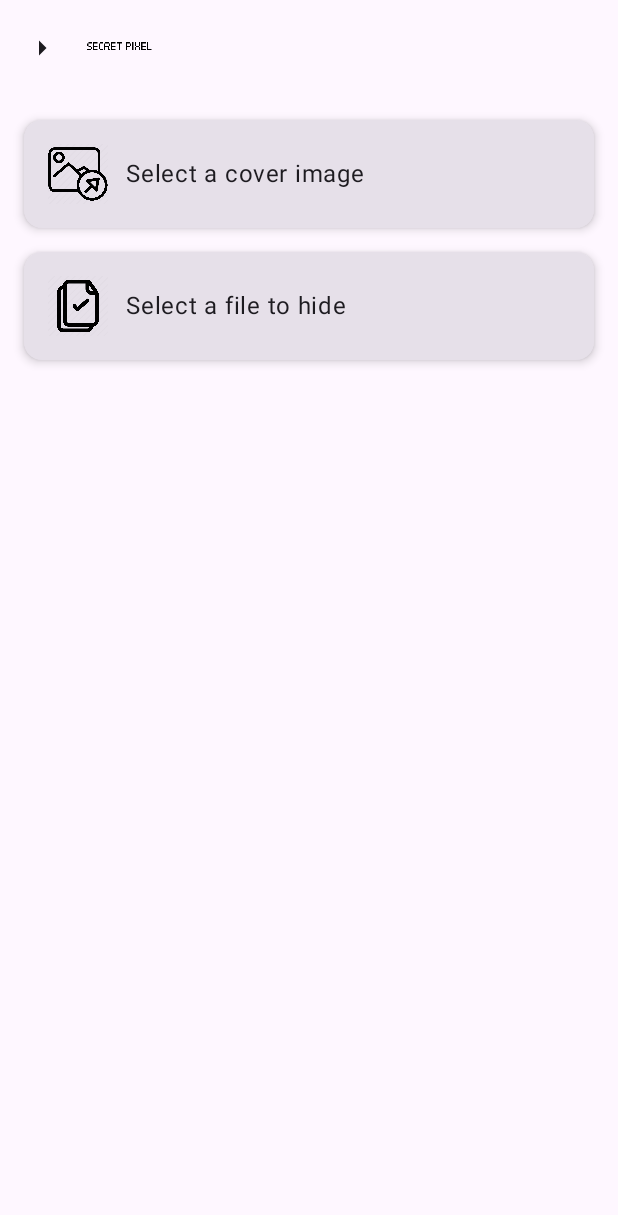
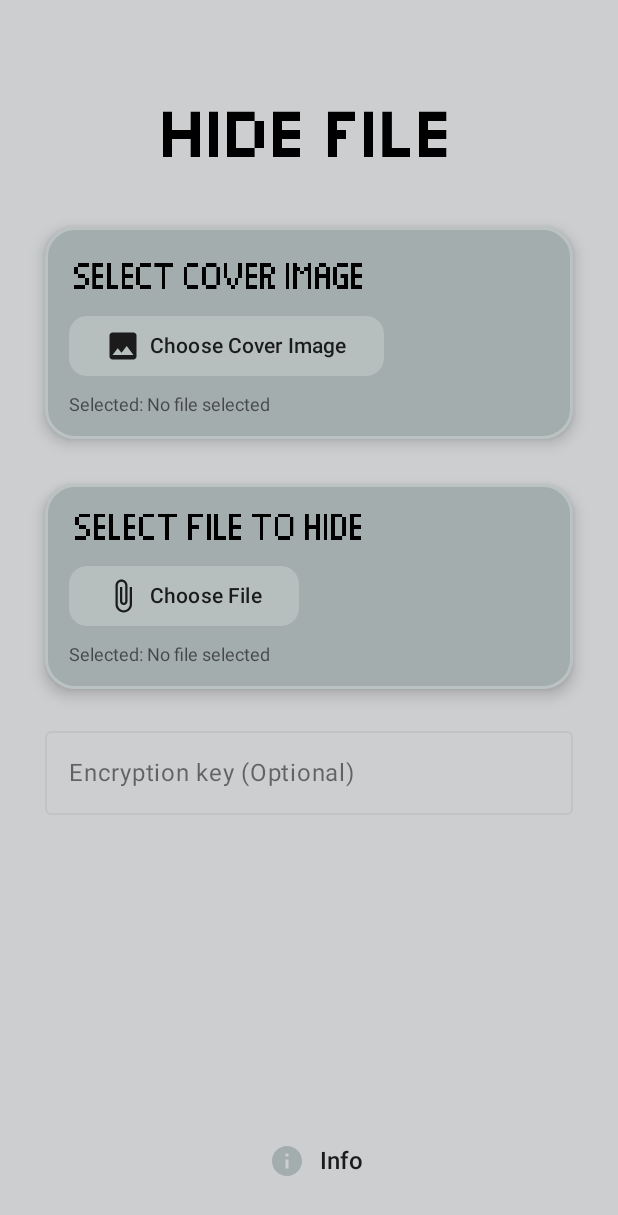
Before and after one commit to christian759/Secret-Pixel, an Android app built with Jetpack Compose: the screen it shows after launch (MainActivity), after a tap on "feature icon", on a phone screen of 412 x 824 dp. Shown: the top 1215 px of the screen. Run offline under Robolectric (Android 15) with nearby library versions, the phone set to English and light mode, and no system bars.

Commit message:
22nd April: working on hide file page 3

```diff
--- a/app/src/main/java/com/example/secretpixel/navsystem/SecretPixelApp.kt
+++ b/app/src/main/java/com/example/secretpixel/navsystem/SecretPixelApp.kt
@@ -17,7 +17,7 @@ fun SecretPixelApp() {
 
     NavHost(navController = navController, startDestination = "home"){
         composable("home"){ homeScreen(navController) }
-        composable("hide_file") { hideFile() }
+        composable("hide_file") { hideFile(navController) }
         composable("extract_file") { extractFile() }
         composable("hide_text") { hideText() }
         composable("extract_text") { extractText() }
--- a/app/src/main/java/com/example/secretpixel/ui/Theme.kt
+++ b/app/src/main/java/com/example/secretpixel/ui/Theme.kt
@@ -27,8 +27,9 @@ object ThemeManager{
     }
 }
 
-data class ColorTheme(val backgroundColor: Color, val textColor: Color, val cardColor: Color)
+data class ColorTheme(val backgroundColor: Color, val textColor: Color, val cardColor: Color, val cardColor2: Color)
 
-val colorScheme: ColorTheme = ColorTheme(backgroundColor = Color(0xFFC7CACA),
+val colorScheme: ColorTheme = ColorTheme(backgroundColor = Color(0xFFCDCED0),
     textColor = Color(0xFF1B1B1B),
-   cardColor = Color(0xFFA3ADAD))
+   cardColor = Color(0xFFA3ADAD),
+    cardColor2 = Color(0xFFE7E7E7))
--- a/app/src/main/java/com/example/secretpixel/ui/screens/hideFile.kt
+++ b/app/src/main/java/com/example/secretpixel/ui/screens/hideFile.kt
@@ -1,98 +1,161 @@
 package com.example.secretpixel.ui.screens
 
+import android.net.Uri
+import androidx.activity.compose.rememberLauncherForActivityResult
+import androidx.activity.result.contract.ActivityResultContracts
+import androidx.compose.foundation.*
+import androidx.compose.foundation.layout.*
+import androidx.compose.foundation.shape.RoundedCornerShape
 import androidx.compose.material.icons.Icons
-import androidx.compose.foundation.Image
-import androidx.compose.foundation.clickable
-import androidx.compose.foundation.layout.Column
-import androidx.compose.foundation.layout.Row
-import androidx.compose.foundation.layout.Spacer
-import androidx.compose.foundation.layout.fillMaxWidth
-import androidx.compose.foundation.layout.height
-import androidx.compose.foundation.layout.padding
-import androidx.compose.foundation.layout.size
-import androidx.compose.foundation.layout.width
-import androidx.compose.foundation.shape.RoundedCornerShape
-import androidx.compose.material.icons.automirrored.filled.ArrowRight
+import androidx.compose.material.icons.filled.*
 import androidx.compose.material3.*
-import androidx.compose.runtime.Composable
-import androidx.compose.ui.Alignment
-import androidx.compose.ui.Modifier
+import androidx.compose.runtime.*
+import androidx.compose.ui.*
+import androidx.compose.ui.graphics.Color
+import androidx.compose.ui.graphics.vector.ImageVector
+import androidx.compose.ui.platform.LocalContext
 import androidx.compose.ui.res.painterResource
-import androidx.compose.ui.unit.dp
+import androidx.compose.ui.text.font.FontWeight
+import androidx.compose.ui.unit.*
+import androidx.navigation.NavController
+import com.example.secretpixel.ui.colorScheme
 import com.example.secretpixel.R
 
-@OptIn(ExperimentalMaterial3Api::class)
+
 @Composable
-fun hideFile(){
-    Scaffold(
-        topBar = {
-            TopAppBar(
-                title = {
-                    Image(
-                        painter = painterResource(id = R.drawable.secretpixel),
-                        contentDescription = "secret pixel",
-                        modifier = Modifier
-                            .height(32.dp)
-                            .padding(vertical = 4.dp)
-                    )
-                },
-                navigationIcon = {
-                    IconButton(onClick = {}) {
-                        Icon(
-                            imageVector = Icons.AutoMirrored.Filled.ArrowRight,
-                            contentDescription = "back button"
-                        )
-                    }
-                },
-            )
-        }
-    ) { padding ->
+fun hideFile(navController: NavController) {
+
+    var coverImageUri by remember { mutableStateOf<Uri?>(null) }
+    var fileToHideUri by remember { mutableStateOf<Uri?>(null) }
+    var outputName by remember { mutableStateOf("") }
+    var encryptionEnabled by remember { mutableStateOf(false) }
+
+    val context = LocalContext.current
+
+    val pickImage = rememberLauncherForActivityResult(ActivityResultContracts.GetContent()) {
+        it?.let { uri -> coverImageUri = uri }
+    }
+
+    val pickFile = rememberLauncherForActivityResult(ActivityResultContracts.GetContent()) {
+        it?.let { uri -> fileToHideUri = uri }
+    }
+
+    Box(modifier = Modifier.fillMaxSize()
+        .background(colorScheme.backgroundColor),) {
         Column(
             modifier = Modifier
-                .padding(padding)
-                .padding(16.dp)
+                .fillMaxSize()
+                .padding(30.dp),
+            verticalArrangement = Arrangement.Center,
+            horizontalAlignment = Alignment.CenterHorizontally
         ) {
-            OpenFile(
-                imageRes = R.drawable.imgselect,
-                text = "Select a cover image",
-                onClick = {}
+            Spacer(modifier = Modifier.height(40.dp))
+
+            Image(
+                painter = painterResource(R.drawable.hidefile2__2_), "secret pixel",
+                modifier = Modifier.width(200.dp)
             )
-            Spacer(modifier = Modifier.height(16.dp))
-            OpenFile(
-                imageRes = R.drawable.fileselect,
-                text = "Select a file to hide",
-                onClick = {}
+
+            Spacer(modifier = Modifier.height(40.dp))
+
+            // Image Picker
+            FilePickerCard(
+                title = R.drawable.selectimage,
+                buttonLabel = "Choose Cover Image",
+                fileName = coverImageUri?.lastPathSegment ?: "No file selected",
+                icon = Icons.Default.Image,
+                onClick = { pickImage.launch("image/*") }
+            )
+
+            Spacer(modifier = Modifier.height(30.dp))
+
+            // File Picker
+            FilePickerCard(
+                title = R.drawable.selectfile,
+                buttonLabel = "Choose File",
+                fileName = fileToHideUri?.lastPathSegment ?: "No file selected",
+                icon = Icons.Default.AttachFile,
+                onClick = { pickFile.launch("*/*") }
+            )
+
+            Spacer(modifier = Modifier.height(20.dp))
+
+            // Output name field
+            OutlinedTextField(
+                value = outputName,
+                onValueChange = { outputName = it },
+                label = { Text("Encryption key (Optional)") },
+                modifier = Modifier.fillMaxWidth(),
+                colors = TextFieldDefaults.colors(
+                    focusedTextColor = colorScheme.textColor,
+                    unfocusedTextColor = colorScheme.textColor.copy(alpha = 0.8f),
+                    cursorColor = colorScheme.textColor,
+                    focusedContainerColor = colorScheme.cardColor.copy(alpha = 0.05f),
+                    unfocusedContainerColor = colorScheme.cardColor.copy(alpha = 0.02f),
+                    focusedIndicatorColor = colorScheme.cardColor,
+                    unfocusedIndicatorColor = colorScheme.cardColor.copy(alpha = 0.3f),
+                    focusedLabelColor = colorScheme.textColor,
+                    unfocusedLabelColor = colorScheme.textColor.copy(alpha = 0.6f)
+                )
+            )
+
+            Spacer(Modifier.weight(1f))
+
+        }
+
+
+        TextButton(
+            onClick = { navController.navigate("info") },
+            modifier = Modifier.align(Alignment.BottomCenter)
+                .padding(20.dp)
+        )
+        {
+            Icon(
+                Icons.Default.Info, contentDescription = "Info", tint = colorScheme.cardColor,
+                modifier = Modifier.padding(10.dp)
+            )
+            Text(
+                text = "Info",
+                color = colorScheme.textColor,
+                fontSize = 16.sp,
+                fontWeight = FontWeight.Medium
             )
         }
     }
 }
 
 @Composable
-fun OpenFile(
-    imageRes: Int,
-    text: String,
+fun FilePickerCard(
+    title: Int,
+    buttonLabel: String,
+    fileName: String,
+    icon: ImageVector,
     onClick: () -> Unit
 ) {
     Card(
-        modifier = Modifier
-            .fillMaxWidth(),
-        elevation = CardDefaults.cardElevation(4.dp),
-        shape = RoundedCornerShape(12.dp)
+        modifier = Modifier.fillMaxWidth(),
+        shape = RoundedCornerShape(20.dp),
+        elevation = CardDefaults.cardElevation(6.dp),
+        colors = CardDefaults.cardColors(containerColor = colorScheme.cardColor),
+        border = BorderStroke(2.dp, Color.White.copy(alpha = 0.25f))
     ) {
-        Row(
-            modifier = Modifier
-                .padding(16.dp)
-                .clickable(onClick = onClick),
-            verticalAlignment = Alignment.CenterVertically
-        ) {
-            Image(
-                painter = painterResource(id = imageRes),
-                contentDescription = null,
-                modifier = Modifier
-                    .size(40.dp)
-            )
-            Spacer(modifier = Modifier.width(12.dp))
-            Text(text = text, style = MaterialTheme.typography.bodyLarge)
+        Column(Modifier.padding(16.dp)) {
+            Image(painter = painterResource(title), contentDescription = "select image",
+                modifier = Modifier.width(200.dp))
+            Spacer(Modifier.height(5.dp))
+            Button(
+                onClick = onClick,
+                shape = RoundedCornerShape(12.dp),
+                colors = ButtonDefaults.buttonColors(
+                    containerColor = Color.White.copy(alpha = 0.2f)
+                )
+            ) {
+                Icon(icon, contentDescription = null, tint = colorScheme.textColor)
+                Spacer(Modifier.width(6.dp))
+                Text(buttonLabel, color = colorScheme.textColor)
+            }
+            Spacer(Modifier.height(8.dp))
+            Text("Selected: $fileName", fontSize = 12.sp, color = colorScheme.textColor.copy(alpha = 0.7f))
         }
     }
 }
--- a/app/src/main/java/com/example/secretpixel/ui/screens/infoPage.kt
+++ b/app/src/main/java/com/example/secretpixel/ui/screens/infoPage.kt
@@ -1,8 +1,15 @@
 package com.example.secretpixel.ui.screens
 
+import androidx.compose.foundation.background
+import androidx.compose.foundation.layout.*
 import androidx.compose.runtime.Composable
+import androidx.compose.ui.Modifier
+import com.example.secretpixel.ui.colorScheme
 
 @Composable
 fun infoPage(){
-
+    Box(
+        modifier = Modifier.fillMaxSize()
+            .background(colorScheme.backgroundColor),
+    ){}
 }
```
Also changed, not shown: app/src/main/java/com/example/secretpixel/ui/screens/homeScreen.kt (+1 -7 lines), app/src/main/res/drawable-hdpi/fileselect.png (deleted), app/src/main/res/drawable-hdpi/hidefile2.png (added), app/src/main/res/drawable-hdpi/hidefile2__2_.png (added), app/src/main/res/drawable-hdpi/imgselect.png (deleted), app/src/main/res/drawable-hdpi/selectfile.png (added), app/src/main/res/drawable-hdpi/selectimage.png (added).
